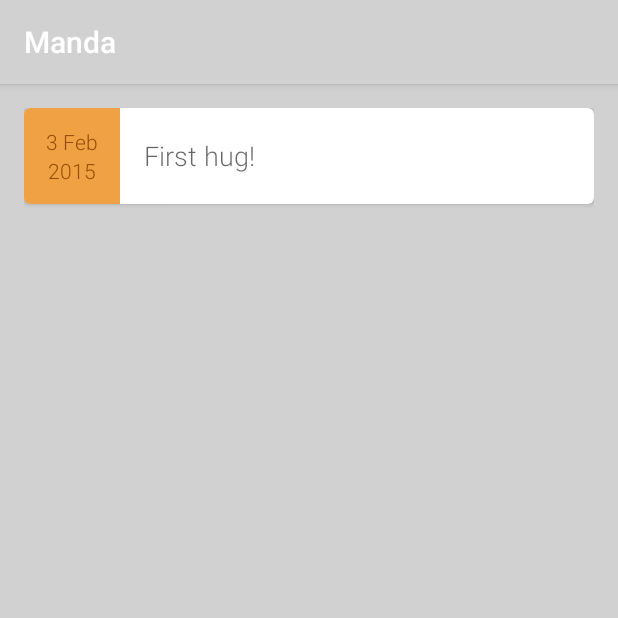
After one commit to naquden/kramamanda, an Android app: the fragment HugListFragment shown on its own in the app's theme, on a phone screen of 412 x 824 dp, the top half of it. The commit adds this screen. Run offline under Robolectric (Android 15) with nearby library versions, the phone set to English and light mode, and no system bars.

Commit message:
Added list of small hug items
-Added fragment for list.
-Added RecyclerView with adapter and view holder.
-Modified the ImageDownloader to save the images to file.

```diff
--- a/app/build.gradle
+++ b/app/build.gradle
@@ -6,7 +6,7 @@ android {
 
     defaultConfig {
         applicationId "com.atte.kramamanda"
-        minSdkVersion 16
+        minSdkVersion 17
         targetSdkVersion 21
         versionCode 1
         versionName "1.0"
@@ -21,6 +21,8 @@ android {
 
 dependencies {
     compile fileTree(dir: 'libs', include: ['*.jar'])
-    compile 'com.android.support:appcompat-v7:21.0.3'
     compile 'org.jsoup:jsoup:1.8.1'
+    compile 'com.android.support:appcompat-v7:21.0.+'
+    compile 'com.android.support:recyclerview-v7:+'
+    compile 'com.android.support:cardview-v7:+'
 }
--- a/app/src/main/AndroidManifest.xml
+++ b/app/src/main/AndroidManifest.xml
@@ -1,4 +1,7 @@
 <?xml version="1.0" encoding="utf-8"?>
+<!--
+  Copyright (c) 2015 Backenhof
+  -->
 <manifest xmlns:android="http://schemas.android.com/apk/res/android"
     package="com.atte.kramamanda" >
 
--- /dev/null
+++ b/app/src/main/java/com/atte/kramamanda/ui/hugs/Hug.java
@@ -0,0 +1,22 @@
+/*
+ * Copyright (c) 2015 Backenhof
+ */
+package com.atte.kramamanda.ui.hugs;
+
+/**
+ * Represents a Hug.
+ */
+public class Hug {
+    public String mImagePath;
+    public String mMessage;
+    public long mDate;
+
+    /**
+     * Constructor.
+     */
+    public Hug(String imagePath, String message, long date) {
+        mImagePath = imagePath;
+        mMessage = message;
+        mDate = date;
+    }
+}
--- /dev/null
+++ b/app/src/main/java/com/atte/kramamanda/ui/hugs/HugAdapter.java
@@ -0,0 +1,55 @@
+/*
+ * Copyright (c) 2015 Backenhof
+ */
+package com.atte.kramamanda.ui.hugs;
+
+import android.support.v7.widget.RecyclerView;
+import android.view.LayoutInflater;
+import android.view.View;
+import android.view.ViewGroup;
+
+import com.atte.kramamanda.R;
+
+import java.util.ArrayList;
+import java.util.List;
+
+/**
+ * Adapter used by HugListView.
+ */
+public class HugAdapter extends RecyclerView.Adapter<HugViewHolder> {
+    private List<Hug> mHugs = new ArrayList<Hug>();
+
+    /**
+     * Adds a new hug to the list.
+     */
+    public void addHug(Hug hug) {
+        mHugs.add(hug);
+        notifyDataSetChanged();
+    }
+
+    /**
+     * Inflates a hug view and returns a HugHolder.
+     */
+    @Override
+    public HugViewHolder onCreateViewHolder(ViewGroup parent, int viewType) {
+        View view = LayoutInflater.from(
+                parent.getContext()).inflate(R.layout.view_hug_item, parent, false);
+        return new HugViewHolder(view);
+    }
+
+    /**
+     * Updates the given view holder to show the data from the item in the given position.
+     */
+    @Override
+    public void onBindViewHolder(HugViewHolder holder, int position) {
+        holder.bindHug(mHugs.get(position));
+    }
+
+    /**
+     * Returns the amount of hug items there are.
+     */
+    @Override
+    public int getItemCount() {
+        return mHugs.size();
+    }
+}
--- /dev/null
+++ b/app/src/main/java/com/atte/kramamanda/ui/hugs/HugListFragment.java
@@ -0,0 +1,27 @@
+/*
+ * Copyright (c) 2015 Backenhof
+ */
+package com.atte.kramamanda.ui.hugs;
+
+import android.app.Fragment;
+import android.os.Bundle;
+import android.view.LayoutInflater;
+import android.view.View;
+import android.view.ViewGroup;
+
+import com.atte.kramamanda.R;
+
+/**
+ * Shows the Hug list view.
+ */
+public class HugListFragment extends Fragment {
+    /**
+     * Called to create the view for this fragment.
+     */
+    @Override
+    public View onCreateView(
+            LayoutInflater inflater, ViewGroup container, Bundle savedInstanceState) {
+        View view = inflater.inflate(R.layout.fragment_hug_list, container, false);
+        return view;
+    }
+}
--- /dev/null
+++ b/app/src/main/java/com/atte/kramamanda/ui/hugs/HugListView.java
@@ -0,0 +1,42 @@
+/*
+ * Copyright (c) 2015 Backenhof
+ */
+package com.atte.kramamanda.ui.hugs;
+
+import android.content.Context;
+import android.os.AsyncTask;
+import android.support.v7.widget.LinearLayoutManager;
+import android.support.v7.widget.RecyclerView;
+import android.util.AttributeSet;
+import android.view.View;
+
+import java.util.Calendar;
+
+import util.ImageDownloader;
+import util.KramConstant;
+
+/**
+ * RecyclerView for showing hug items in a list.
+ */
+public class HugListView extends RecyclerView {
+    private HugAdapter mAdapter;
+
+    /**
+     * Constructor.
+     */
+    public HugListView(Context context, AttributeSet attrs) {
+        super(context, attrs);
+        mAdapter = new HugAdapter();
+        setLayoutManager(new LinearLayoutManager(context));
+        setAdapter(mAdapter);
+
+        // Add a temporary image to test this out
+        new ImageDownloader(context) {
+            @Override
+            protected void onPostExecute(String filePath) {
+                super.onPostExecute(filePath);
+                mAdapter.addHug(new Hug(filePath, "First hug!", System.currentTimeMillis()));
+            }
+        }.executeOnExecutor(AsyncTask.THREAD_POOL_EXECUTOR, KramConstant.GOOGLE_SEARCH_URL);
+    }
+}
--- /dev/null
+++ b/app/src/main/java/com/atte/kramamanda/ui/hugs/HugViewHolder.java
@@ -0,0 +1,74 @@
+/*
+ * Copyright (c) 2015 Backenhof
+ */
+package com.atte.kramamanda.ui.hugs;
+
+import android.graphics.Bitmap;
+import android.graphics.BitmapFactory;
+import android.os.AsyncTask;
+import android.support.v7.widget.RecyclerView;
+import android.view.View;
+import android.widget.ImageView;
+import android.widget.ProgressBar;
+import android.widget.TextView;
+
+import com.atte.kramamanda.R;
+
+import java.text.SimpleDateFormat;
+import java.util.Calendar;
+
+/**
+ * ViewHolder for showing Hug items.s
+ */
+public class HugViewHolder extends RecyclerView.ViewHolder {
+    private static final String DAY_FORMAT = "d MMM";
+    private TextView mMessageView;
+    private ImageView mImageView;
+    private TextView mDateDayView;
+    private TextView mDateYearView;
+    private ProgressBar mImageProgressView;
+
+    /**
+     * Constructor.
+     */
+    public HugViewHolder(View itemView) {
+        super(itemView);
+        mMessageView = (TextView) itemView.findViewById(R.id.hug_item_message);
+        mImageView = (ImageView) itemView.findViewById(R.id.hug_item_image);
+        mImageProgressView = (ProgressBar) itemView.findViewById(R.id.hug_item_image_progress);
+        mDateDayView = (TextView) itemView.findViewById(R.id.hug_item_date_day);
+        mDateYearView = (TextView) itemView.findViewById(R.id.hug_item_date_year);
+    }
+
+    /**
+     * Binds the data of the given Hug to the views of this holder.
+     */
+    public void bindHug(Hug hug) {
+        mMessageView.setText(hug.mMessage);
+        Calendar calendar = Calendar.getInstance();
+        calendar.setTimeInMillis(hug.mDate);
+        mDateDayView.setText(new SimpleDateFormat(DAY_FORMAT).format(calendar.getTime()));
+        mDateYearView.setText(String.valueOf(calendar.get(Calendar.YEAR)));
+
+        mImageView.setVisibility(View.GONE);
+        mImageProgressView.setVisibility(View.VISIBLE);
+
+        new AsyncTask<String, Void, Bitmap>() {
+            @Override
+            protected Bitmap doInBackground(String... filePath) {
+                return BitmapFactory.decodeFile(filePath[0]);
+            }
+
+            @Override
+            protected void onPostExecute(Bitmap bitmap) {
+                super.onPostExecute(bitmap);
+                if (bitmap != null) {
+                    mImageView.setImageBitmap(bitmap);
+                    mImageView.setVisibility(View.VISIBLE);
+                }
+
+                mImageProgressView.setVisibility(View.GONE);
+            }
+        }.executeOnExecutor(AsyncTask.THREAD_POOL_EXECUTOR, hug.mImagePath);
+    }
+}
--- a/app/src/main/java/util/KramLog.java
+++ b/app/src/main/java/util/KramLog.java
@@ -41,9 +41,9 @@ public class KramLog {
     /**
      * Log an error message.
      */
-    public static void e(String message) {
+    public static void e(String message, Exception e) {
         if (KramConstant.DEBUG) {
-            Log.e(TAG, message);
+            Log.e(TAG, message, e);
         }
     }
 }
--- /dev/null
+++ b/app/src/main/res/layout/fragment_hug_list.xml
@@ -0,0 +1,14 @@
+<?xml version="1.0" encoding="utf-8"?>
+<!--
+  Copyright (c) 2015 Backenhof
+  -->
+<FrameLayout xmlns:android="http://schemas.android.com/apk/res/android"
+    android:layout_width="match_parent"
+    android:layout_height="match_parent"
+    android:padding="@dimen/app_padding">
+
+    <com.atte.kramamanda.ui.hugs.HugListView
+        android:id="@+id/hug_list_view"
+        android:layout_width="match_parent"
+        android:layout_height="match_parent"/>
+</FrameLayout>
--- /dev/null
+++ b/app/src/main/res/layout/view_hug_item.xml
@@ -0,0 +1,74 @@
+<?xml version="1.0" encoding="utf-8"?>
+<!--
+  Copyright (c) 2015 Backenhof
+  -->
+<android.support.v7.widget.CardView
+    xmlns:android="http://schemas.android.com/apk/res/android"
+    xmlns:card_view="http://schemas.android.com/apk/res-auto"
+    android:layout_width="match_parent"
+    android:layout_height="@dimen/card_item_height"
+    card_view:cardCornerRadius="@dimen/card_corner_radius"
+    card_view:cardBackgroundColor="@color/card_background">
+    <RelativeLayout
+        android:layout_width="match_parent"
+        android:layout_height="wrap_content"
+        style="@style/CardContent">
+        <LinearLayout
+            android:id="@+id/hug_item_date_container"
+            android:layout_width="@dimen/card_item_date_width"
+            android:layout_height="match_parent"
+            android:layout_alignParentStart="true"
+            android:layout_alignParentTop="true"
+            android:layout_alignParentBottom="true"
+            android:orientation="vertical"
+            android:gravity="center"
+            android:padding="@dimen/card_padding"
+            android:background="@color/card_date_background">
+            <TextView
+                android:id="@+id/hug_item_date_day"
+                android:layout_width="wrap_content"
+                android:layout_height="wrap_content"
+                style="@style/CardDate"/>
+            <TextView
+                android:id="@+id/hug_item_date_year"
+                android:layout_width="wrap_content"
+                android:layout_height="wrap_content"
+                style="@style/CardDate"/>
+        </LinearLayout>
+
+        <RelativeLayout
+            android:layout_width="match_parent"
+            android:layout_height="wrap_content"
+            android:padding="@dimen/card_padding"
+            android:layout_centerVertical="true"
+            android:layout_toEndOf="@id/hug_item_date_container"
+            style="@style/CardContent">
+            <TextView
+                android:id="@+id/hug_item_message"
+                android:layout_width="match_parent"
+                android:layout_height="wrap_content"
+                android:layout_toStartOf="@+id/hug_item_image_container"
+                android:layout_alignParentStart="true"
+                android:layout_centerVertical="true"
+                style="@style/CardMessage"/>
+            <FrameLayout
+                android:id="@+id/hug_item_image_container"
+                android:layout_width="wrap_content"
+                android:layout_height="wrap_content"
+                android:layout_alignParentEnd="true"
+                android:layout_centerVertical="true"
+                style="@style/CardContent">
+                <ImageView
+                    android:id="@+id/hug_item_image"
+                    android:layout_width="match_parent"
+                    android:layout_height="match_parent"
+                    style="@style/CardContent"/>
+                <ProgressBar
+                    android:id="@+id/hug_item_image_progress"
+                    android:layout_width="wrap_content"
+                    android:layout_height="wrap_content"
+                    style="@style/CardImageProgress"/>
+            </FrameLayout>
+        </RelativeLayout>
+    </RelativeLayout>
+</android.support.v7.widget.CardView>
--- /dev/null
+++ b/app/src/main/res/values/colors.xml
@@ -0,0 +1,10 @@
+<?xml version="1.0" encoding="utf-8"?>
+<!--
+  Copyright (c) 2015 Backenhof
+  -->
+<resources>
+    <color name="app_background">#d1d1d1</color>
+    <color name="card_background">#fff</color>
+    <color name="card_date_background">#f0a144</color>
+    <color name="card_date_foreground">#964C04</color>
+</resources>
--- a/app/src/main/res/values/dimens.xml
+++ b/app/src/main/res/values/dimens.xml
@@ -2,4 +2,10 @@
   Copyright (c) 2015 Backenhof
   -->
 <resources>
+    <dimen name="app_padding">16dp</dimen>
+    <dimen name="card_padding">8dp</dimen>
+    <dimen name="card_corner_radius">4dp</dimen>
+    <dimen name="card_item_height">64dp</dimen>
+    <dimen name="card_item_date_width">64dp</dimen>
+    <dimen name="card_item_message_margin_horizontal">8dp</dimen>
 </resources>
--- a/app/src/main/res/values/styles.xml
+++ b/app/src/main/res/values/styles.xml
@@ -1,8 +1,31 @@
+<!--
+  Copyright (c) 2015 Backenhof
+  -->
 <resources>
 
     <!-- Base application theme. -->
     <style name="AppTheme" parent="Theme.AppCompat.Light.DarkActionBar">
-        <!-- Customize your theme here. -->
+        <item name="android:background">@color/app_background</item>
     </style>
 
+    <style name="CardContent">
+        <item name="android:background">@android:color/transparent</item>
+    </style>
+
+    <style name="CardMessage" parent="Base.TextAppearance.AppCompat.Medium">
+        <item name="android:background">@android:color/transparent</item>
+        <item name="android:fontFamily">sans-serif-light</item>
+        <item name="android:layout_marginStart">@dimen/card_item_message_margin_horizontal</item>
+        <item name="android:layout_marginEnd">@dimen/card_item_message_margin_horizontal</item>
+    </style>
+
+    <style name="CardDate" parent="Base.TextAppearance.AppCompat.Small">
+        <item name="android:background">@android:color/transparent</item>
+        <item name="android:fontFamily">sans-serif-light</item>
+        <item name="android:textColor">@color/card_date_foreground</item>
+    </style>
+
+    <style name="CardImageProgress" parent="@android:style/Widget.ProgressBar">
+        <item name="android:background">@android:color/transparent</item>
+    </style>
 </resources>
```
Also changed, not shown: app/src/main/java/com/atte/kramamanda/ui/MainActivity.java (+18 -0 lines), app/src/main/java/util/ImageDownloader.java (+60 -14 lines), app/src/main/res/layout/activity_main.xml (+6 -4 lines), 1 other file.
